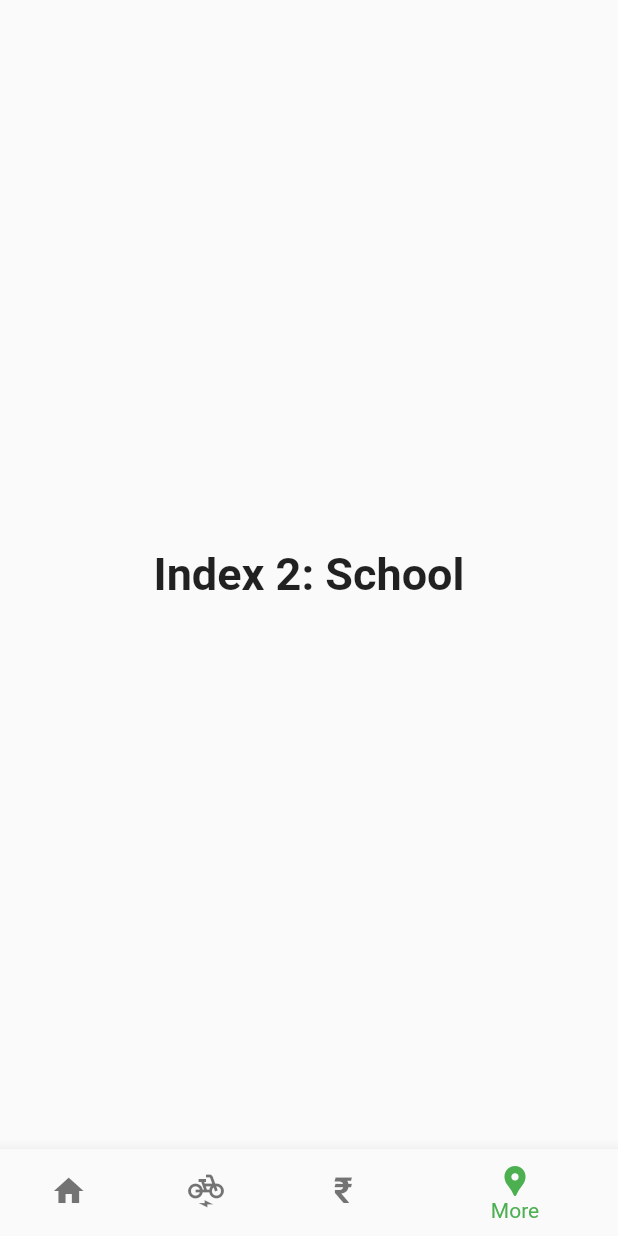
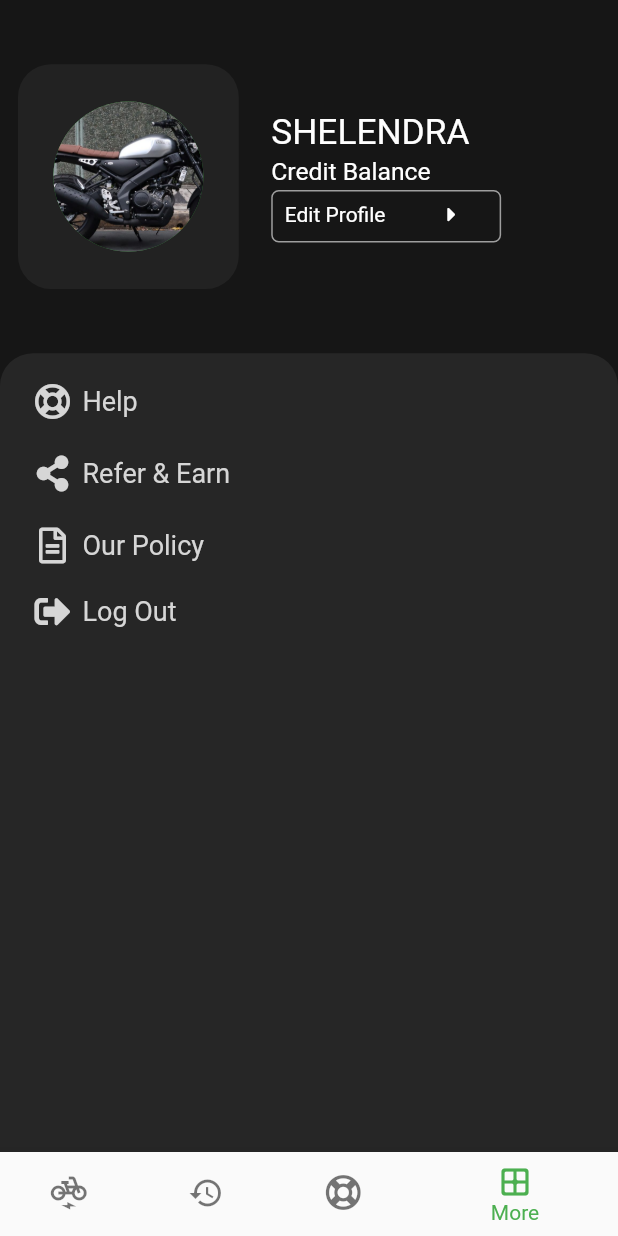
Before and after one commit to shelendravashishtha2/snaprides, a Flutter app: the screen it shows after launch, item 4 of the bottom bar chosen, on a phone screen of 412 x 824 dp. Run offline on Flutter 3.47's test engine with Material 2 defaults, Android fonts, the phone set to English and light mode, and no system bars; our stand-ins replace cloud_firestore, firebase_auth, firebase_core, fluttertoast, font_awesome_flutter, google_fonts and 2 more; accounts and stored records are empty; network calls fail.

Commit message:
profile screen

```diff
--- a/lib/components/BottomNav.dart
+++ b/lib/components/BottomNav.dart
@@ -1,4 +1,6 @@
 import 'package:flutter/material.dart';
+import 'package:font_awesome_flutter/font_awesome_flutter.dart';
+import 'package:snaprides/screens/Profile.dart';
 import 'package:snaprides/screens/home.dart';
 
 class BottomNav extends StatefulWidget {
@@ -20,10 +22,7 @@ class _BottomNavState extends State<BottomNav> {
       'Index 2: School',
       style: optionStyle,
     ),
-    Text(
-      'Index 2: School',
-      style: optionStyle,
-    ),
+    Profile()
   ];
 
   void _onItemTapped(int index) {
@@ -43,32 +42,21 @@ class _BottomNavState extends State<BottomNav> {
         items: <BottomNavigationBarItem>[
           BottomNavigationBarItem(
             icon: Icon(
-              Icons.home,
+              Icons.electric_bike,
             ),
             label: 'Rent',
           ),
           BottomNavigationBarItem(
-            icon: Icon(
-              Icons.electric_bike,
-            ),
+            icon: Icon(Icons.history),
             label: 'History',
           ),
           BottomNavigationBarItem(
-            icon: Text(
-              '\u20B9',
-              style: TextStyle(
-                color: _selectedIndex == 2
-                    ? Theme.of(context).primaryColor
-                    : Colors.black54,
-                fontWeight: FontWeight.bold,
-                fontSize: 24,
-              ),
-            ),
+            icon: Icon(FontAwesomeIcons.lifeRing),
             label: 'Help',
           ),
           BottomNavigationBarItem(
             icon: Icon(
-              Icons.location_pin,
+              Icons.border_all_rounded,
             ),
             label: 'More',
           ),
--- a/lib/components/HomePageContainer.dart
+++ b/lib/components/HomePageContainer.dart
@@ -138,6 +138,8 @@ class HomeInactiveContainer extends StatelessWidget {
           mainAxisAlignment: MainAxisAlignment.spaceAround,
           crossAxisAlignment: CrossAxisAlignment.center,
           children: [
+            Stack(
+              children: [
                 Container(
                   height: 90.0,
                   width: width / 3.5,
@@ -149,6 +151,19 @@ class HomeInactiveContainer extends StatelessWidget {
                       fit: BoxFit.fill,
                     ),
                   ),
+                ),
+                Container(
+                  height: 90.0,
+                  width: width / 3.5,
+                  color: Color.fromRGBO(0, 0, 0, 0.4),
+                  child: Center(
+                      child: Transform.rotate(
+                    angle: 320.0,
+                    child:
+                        Text('SOLD OUT', style: TextStyle(color: Colors.white)),
+                  )),
+                )
+              ],
             ),
             Container(
               width: width / 1.8,
--- /dev/null
+++ b/lib/constants/colorConstants.dart
@@ -0,0 +1,4 @@
+import 'package:flutter/material.dart';
+
+const Color primaryColor = Color(0xFF161616);
+const Color secondaryColor = Color(0xFF222222);
--- /dev/null
+++ b/lib/screens/Profile.dart
@@ -0,0 +1,221 @@
+import 'package:flutter/material.dart';
+import 'package:font_awesome_flutter/font_awesome_flutter.dart';
+import 'package:snaprides/components/HomePageIcon.dart';
+import 'package:snaprides/constants/colorConstants.dart';
+
+class Profile extends StatefulWidget {
+  const Profile({Key key}) : super(key: key);
+
+  @override
+  _ProfileState createState() => _ProfileState();
+}
+
+class _ProfileState extends State<Profile> {
+  @override
+  Widget build(BuildContext context) {
+    double height = MediaQuery.of(context).size.height;
+    double width = MediaQuery.of(context).size.width;
+    return SafeArea(
+      child: Scaffold(
+        backgroundColor: Color(0xFF161616),
+        body: Column(
+          children: [
+            Container(
+              height: height / 3.5,
+              color: primaryColor,
+              child: Padding(
+                padding: const EdgeInsets.all(12.0),
+                child: Row(
+                  children: [
+                    Container(
+                      height: height / 5.5,
+                      width: width / 2.8,
+                      decoration: BoxDecoration(
+                        color: secondaryColor,
+                        borderRadius: BorderRadius.circular(22.0),
+                      ),
+                      child: Padding(
+                        padding: EdgeInsets.all(height / 35),
+                        child: CircleAvatar(
+                          backgroundImage: AssetImage(
+                            "assets/images/bike.jpg",
+                          ),
+                        ),
+                      ),
+                    ),
+                    SizedBox(
+                      width: width / 19,
+                    ),
+                    Column(
+                      crossAxisAlignment: CrossAxisAlignment.start,
+                      mainAxisAlignment: MainAxisAlignment.start,
+                      mainAxisSize: MainAxisSize.min,
+                      children: [
+                        Text(
+                          "SHELENDRA",
+                          style: TextStyle(
+                              color: Colors.white, fontSize: height / 35),
+                        ),
+                        SizedBox(
+                          height: 3.0,
+                        ),
+                        Text(
+                          "Credit Balance",
+                          style: TextStyle(
+                              color: Colors.white, fontSize: height / 50),
+                        ),
+                        SizedBox(
+                          height: 3.0,
+                        ),
+                        HomePageIcon(
+                          height: 35.0,
+                          labelText: 'Edit Profile',
+                          padding: 8,
+                          widthRatio: 0.372,
+                          suffIcon: Transform.translate(
+                            offset: Offset(0, -1),
+                            child: Icon(
+                              FontAwesomeIcons.caretRight,
+                              color: Colors.white,
+                              size: 15.0,
+                            ),
+                          ),
+                          boxDecoration: BoxDecoration(
+                            color: Color(0xFF161616),
+                            border: Border.all(color: Colors.grey, width: 1),
+                            borderRadius: BorderRadius.circular(5.0),
+                          ),
+                          labelStyle:
+                              TextStyle(color: Colors.white, fontSize: 14.0),
+                        ),
+                      ],
+                    )
+                  ],
+                ),
+              ),
+            ),
+            Expanded(
+              child: Container(
+                decoration: BoxDecoration(
+                  color: Color(0xFF262626),
+                  borderRadius: BorderRadius.only(
+                    topLeft: Radius.circular(22.0),
+                    topRight: Radius.circular(22.0),
+                  ),
+                ),
+                child: Padding(
+                  padding: const EdgeInsets.only(
+                    left: 8.0,
+                    right: 8.0,
+                    top: 8.0,
+                  ),
+                  child: ListView(
+                    shrinkWrap: true,
+                    children: [
+                      Padding(
+                        padding: const EdgeInsets.symmetric(
+                            horizontal: 15.0, vertical: 12.0),
+                        child: Container(
+                          child: Row(
+                            children: [
+                              Icon(
+                                FontAwesomeIcons.lifeRing,
+                                color: Colors.grey[350],
+                              ),
+                              SizedBox(
+                                width: 8.0,
+                              ),
+                              Text(
+                                "Help",
+                                style: TextStyle(
+                                  color: Colors.grey[350],
+                                  fontSize: 18.0,
+                                ),
+                              )
+                            ],
+                          ),
+                        ),
+                      ),
+                      Padding(
+                        padding: const EdgeInsets.symmetric(
+                            horizontal: 15.0, vertical: 12.0),
+                        child: Container(
+                          child: Row(
+                            children: [
+                              Icon(
+                                FontAwesomeIcons.shareAlt,
+                                color: Colors.grey[350],
+                              ),
+                              SizedBox(
+                                width: 8.0,
+                              ),
+                              Text(
+                                "Refer & Earn",
+                                style: TextStyle(
+                                  color: Colors.grey[350],
+                                  fontSize: 18.0,
+                                ),
+                              )
+                            ],
+                          ),
+                        ),
+                      ),
+                      Padding(
+                        padding: const EdgeInsets.symmetric(
+                            horizontal: 15.0, vertical: 12.0),
+                        child: Container(
+                          child: Row(
+                            children: [
+                              Icon(
+                                FontAwesomeIcons.fileAlt,
+                                color: Colors.grey[350],
+                              ),
+                              SizedBox(
+                                width: 8.0,
+                              ),
+                              Text(
+                                "Our Policy",
+                                style: TextStyle(
+                                  color: Colors.grey[350],
+                                  fontSize: 18.0,
+                                ),
+                              )
+                            ],
+                          ),
+                        ),
+                      ),
+                      Padding(
+                        padding: const EdgeInsets.symmetric(
+                            horizontal: 15.0, vertical: 8.0),
+                        child: Container(
+                          child: Row(
+                            children: [
+                              Icon(
+                                FontAwesomeIcons.signOutAlt,
+                                color: Colors.grey[350],
+                              ),
+                              SizedBox(
+                                width: 8.0,
+                              ),
+                              Text(
+                                "Log Out",
+                                style: TextStyle(
+                                  color: Colors.grey[350],
+                                  fontSize: 18.0,
+                                ),
+                              )
+                            ],
+                          ),
+                        ),
+                      ),
+                    ],
+                  ),
+                ),
+              ),
+            ),
+          ],
+        ),
+      ),
+    );
+  }
+}
```
Lines whose indentation alone changed are shown as unchanged.
